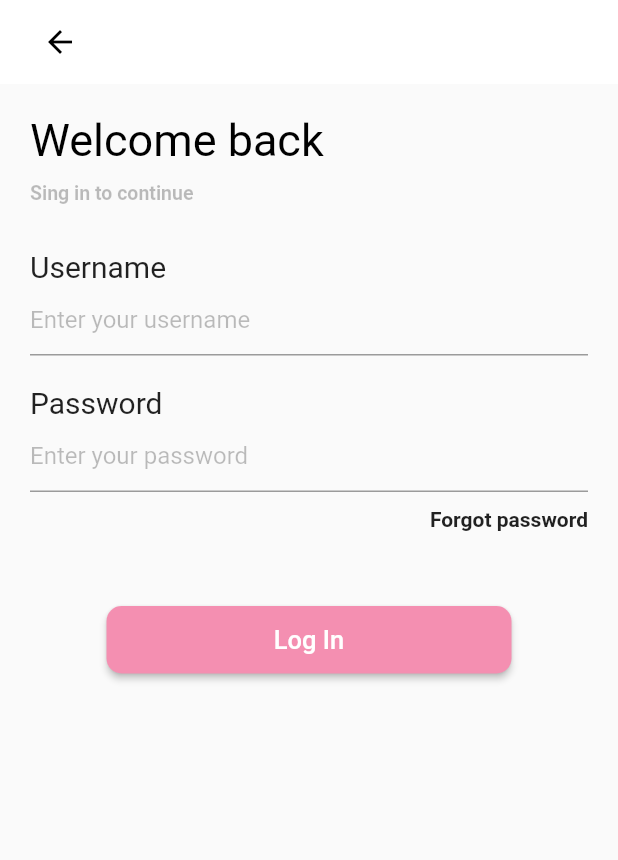
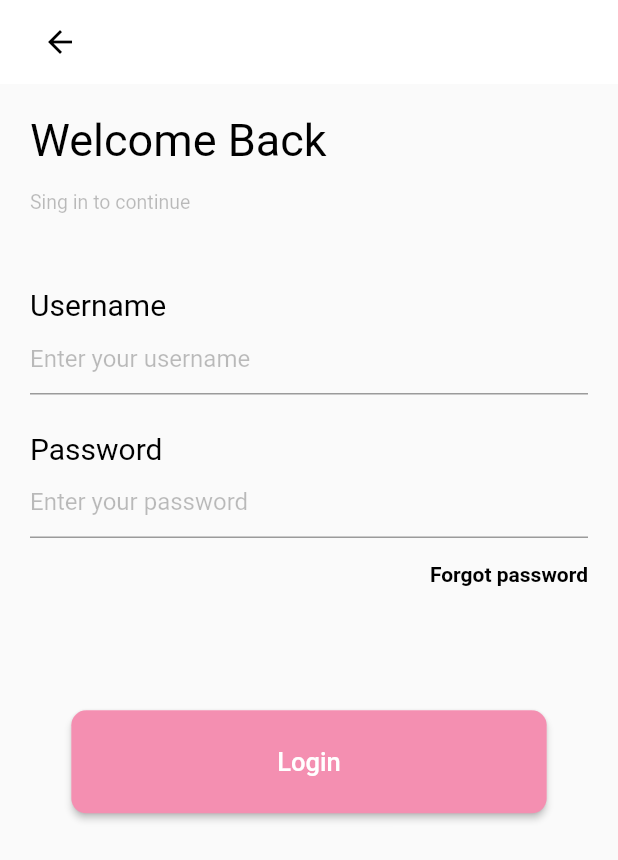
Before and after one commit to Devnot-Mentor-2020/FlutterLoginScreen, a Flutter app: the screen it shows after launch, on a phone screen of 412 x 824 dp. Shown: the top 860 px of the screen. Run offline on Flutter 3.47's test engine with Material 2 defaults, Android fonts, the phone set to English and light mode, and no system bars.

Commit message:
Tasarımdaki değişiklikler yapıldı

```diff
--- /dev/null
+++ b/lib/loginpage.dart
@@ -0,0 +1,97 @@
+import 'package:flutter/material.dart';
+import 'package:login_ui/strings/strings.dart';
+import 'package:login_ui/style/textstyle.dart';
+
+class LoginPage extends StatefulWidget{
+  @override
+  _LoginPageState createState() => _LoginPageState();
+}
+final kullaniciAdi=TextEditingController();
+final sifre=TextEditingController();
+class _LoginPageState extends State<LoginPage>{
+
+  void alertDialogs(BuildContext context){
+    var alertDialog=AlertDialog(
+      title: Text("Username: "+kullaniciAdi.text),
+            content: Text("Password: "+ sifre.text),
+          );
+          showDialog(context: context,
+          builder: (BuildContext context){
+            return alertDialog;
+          }
+          );
+        }
+
+        @override
+        Widget build(BuildContext context){
+          return Scaffold(
+            appBar:AppBar(
+                elevation: 0,
+                backgroundColor: Colors.white,
+                title: BackButton( onPressed: (){},color: Colors.black,)
+            ),
+            body: Center(
+                child: Container(
+                  padding: EdgeInsets.all(20),
+                  width: MediaQuery.of(context).size.width,
+                  height: MediaQuery.of(context).size.height,
+                  child:SingleChildScrollView(
+                    child: Expanded(
+                      child: Column(
+                        crossAxisAlignment: CrossAxisAlignment.start,
+                        children: [
+                            Text(Strings.ViewTitle, style: titleStyle,),
+                            SizedBox(height: MediaQuery.of(context).size.height*0.02,),
+                            Text(Strings.SingInContinue,style: title2Style),
+                            SizedBox(height: MediaQuery.of(context).size.height*0.06,),
+                            Text(Strings.UserName, style:inputTitle),
+                            TextFormField(
+                                 controller: kullaniciAdi,
+                                 decoration: InputDecoration(
+                                 hintText: Strings.EnterUserName,
+                                 hintStyle: inputHintText
+                                  ),
+                            ),
+                            SizedBox(height: MediaQuery.of(context).size.height*0.03,),
+                            Text(Strings.Password,style:inputTitle ),
+                            TextFormField(
+                                controller: sifre,
+                                 obscureText: true,
+                                 decoration: InputDecoration(
+                                 hintText: Strings.EnterPassword,
+                                 hintStyle: inputHintText
+                                  ),
+                              ),
+                            SizedBox(height: MediaQuery.of(context).size.height*0.02,),
+                            Row(
+                              mainAxisAlignment: MainAxisAlignment.end,
+                              children: [
+                                Text(Strings.ForgotPassword,style:forgotPass)
+                              ],
+                              ),
+                              SizedBox(height: MediaQuery.of(context).size.height*0.1,),
+                              Center(
+                                child: SizedBox(
+                                  width: MediaQuery.of(context).size.width*1/1.3,
+                                  height: MediaQuery.of(context).size.height*1/12,
+                                    child: RaisedButton(
+                                    shape: RoundedRectangleBorder(
+                                          borderRadius: BorderRadius.all(Radius.circular(10)),
+                                        ),
+                                    onPressed: (){
+                                        alertDialogs(context);
+                                    },
+                                    color: Colors.pink.shade200,
+                                    child: Text(Strings.Login,style: loginStyle),
+                                    ),
+                                ),
+                              )
+                        ],
+                      ),
+                    ),
+                  ),
+                ),
+            )
+          );
+        }
+      }
--- a/lib/main.dart
+++ b/lib/main.dart
@@ -1,4 +1,6 @@
 import 'package:flutter/material.dart';
+import 'package:login_ui/loginpage.dart';
+
 
 void main() {
   runApp(MyApp());
@@ -10,104 +12,7 @@ class MyApp extends StatelessWidget {
   Widget build(BuildContext context) {
     return MaterialApp(
       debugShowCheckedModeBanner: false,
-      home: Scaffold(
-        appBar:AppBar(
-          elevation: 0,
-          backgroundColor: Colors.white,
-          title: BackButton( onPressed: (){},color: Colors.black,)
-      ),
-      body: Center(
-          child: Container(
-            padding: EdgeInsets.all(20),
-            width: double.infinity,
-            child: Column(
-              crossAxisAlignment: CrossAxisAlignment.start,
-              children: [
-                Text(
-                  "Welcome back",
-                  style: TextStyle(
-                    fontSize: 30,
-
-                    color: Colors.black
-                  ),
-                  ),
-                  SizedBox(height: 10,),
-                  Text(
-                  "Sing in to continue",
-                  style: TextStyle(
-                    fontSize: 13,
-                    fontWeight: FontWeight.bold,
-                    color: Colors.black26
-                  ),
-                  ),
-                  SizedBox(height: 30,),
-                  Text(
-                    "Username",
-                    style: TextStyle(
-                      fontSize: 20
-                    )
-                    ,),
-                  TextFormField(
-                       decoration: InputDecoration(
-                       hintText: "Enter your username ",
-                      hintStyle: TextStyle(color: Colors.black26)
-                        ),
-                  ),
-                  SizedBox(height: 20,),
-                  Text(
-                    "Password",
-                    style: TextStyle(
-                      fontSize: 20
-                    )
-                    ,),
-                  TextFormField(
-                    obscureText: true,
-                       decoration: InputDecoration(
-                       hintText: "Enter your password ",
-                      hintStyle: TextStyle(color: Colors.black26)
-                        ),
-                  ),
-                  SizedBox(height: 10,),
-                  Row(
-                    mainAxisAlignment: MainAxisAlignment.end,
-                    children: [
-                      Text("Forgot password",
-                      style: TextStyle(
-                        fontWeight: FontWeight.bold
-                      ),)
-                    ],
-                    ),
-                    SizedBox(height: 50,),
-                    Center(
-                      child: SizedBox(
-                        width: 270,
-                        height: 45,
-
-                          child: RaisedButton(
-                          shape: RoundedRectangleBorder(
-                                borderRadius: BorderRadius.all(Radius.circular(10)),
-                              ),
-                          onPressed: (){},
-                          color: Colors.pink.shade200,
-                          child: Text("Log In",
-                          style: TextStyle(
-                            color: Colors.white,
-                            fontSize: 17
-                          ),),
-                          ),
-
-                      ),
-                    )
-
-
-              ],
-            ),
-
-          ),
-      )
-
-
-      ),
+      home: LoginPage(),
     );
 
   }
--- /dev/null
+++ b/lib/strings/strings.dart
@@ -0,0 +1,10 @@
+class Strings{
+  static const String ViewTitle="Welcome Back";
+  static const String SingInContinue="Sing in to continue";
+  static const String UserName="Username";
+  static const String Password="Password";
+  static const String EnterUserName="Enter your username";
+  static const String EnterPassword="Enter your password";
+  static const String ForgotPassword="Forgot password";
+  static const String Login="Login";
+}
--- /dev/null
+++ b/lib/style/textstyle.dart
@@ -0,0 +1,8 @@
+import 'package:flutter/material.dart';
+
+final titleStyle=TextStyle( fontSize: 30,color: Colors.black);
+final title2Style=TextStyle( fontSize: 13,color: Colors.black26);
+final inputTitle=TextStyle( fontSize: 20,color: Colors.black);
+final inputHintText=TextStyle(color: Colors.black26);
+final forgotPass=TextStyle( fontWeight: FontWeight.bold,color: Colors.black);
+final loginStyle=TextStyle( color: Colors.white,fontSize: 17);
```
Also changed, not shown: lib/images/screen.jpg (added), lib/images/screen2.jpg (added), lib/images/screen3.jpg (added).
